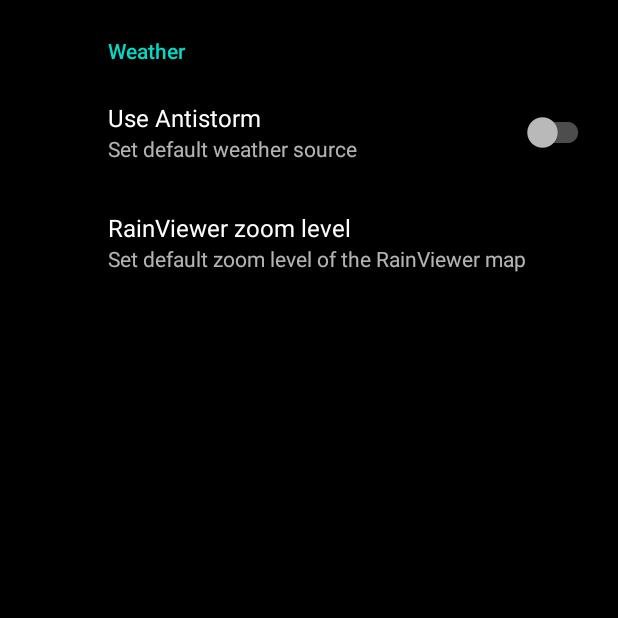
After one commit to darekbx/launcher3, an Android app: the SettingsActivity screen opened directly, with no data from a screen before it, on a phone screen of 412 x 824 dp, the top half of it. The commit adds this screen. Run offline under Robolectric (Android 15) with nearby library versions, the phone set to English and light mode, and no system bars; our stand-ins replace androidx.preference.

Commit message:
Add settings screen

```diff
--- a/app/build.gradle
+++ b/app/build.gradle
@@ -75,9 +75,12 @@ dependencies {
     implementation 'com.google.android.material:material:1.2.1'
     implementation 'androidx.constraintlayout:constraintlayout:2.0.4'
     implementation "androidx.lifecycle:lifecycle-livedata-ktx:2.2.0"
+    implementation "androidx.fragment:fragment:1.3.0"
     implementation "androidx.fragment:fragment-ktx:1.3.0"
+    implementation "androidx.activity:activity:1.2.0"
     implementation "androidx.activity:activity-ktx:1.2.0"
     implementation "androidx.datastore:datastore-preferences:1.0.0-alpha07"
+    implementation "androidx.preference:preference-ktx:1.1.1"
 
     implementation "com.squareup.okhttp3:okhttp:4.9.0"
     implementation 'com.google.code.gson:gson:2.8.6'
--- a/app/src/main/kotlin/com/darekbx/launcher3/LauncherApplication.kt
+++ b/app/src/main/kotlin/com/darekbx/launcher3/LauncherApplication.kt
@@ -14,6 +14,7 @@ import com.darekbx.launcher3.viewmodel.WeatherViewModel
 import com.darekbx.launcher3.viewmodel.ScreenOnViewModel
 import com.darekbx.launcher3.viewmodel.SunriseSunsetViewModel
 import com.darekbx.launcher3.weather.AntistormDataSource
+import com.darekbx.launcher3.weather.PositionMarker
 import com.darekbx.launcher3.weather.RainviewerDataSource
 import com.darekbx.launcher3.weather.WeatherDataSource
 import com.google.android.gms.location.FusedLocationProviderClient
@@ -43,8 +44,9 @@ class LauncherApplication : Application() {
     }
 
     val weatherModule = module {
-        single { RainviewerDataSource(get()) }
-        single { AntistormDataSource(get()) }
+        single { PositionMarker() }
+        single { RainviewerDataSource(get(), get()) }
+        single { AntistormDataSource(get(), get()) }
     }
 
     val airlyModule = module {
--- /dev/null
+++ b/app/src/main/kotlin/com/darekbx/launcher3/ui/settings/SettingsActivity.kt
@@ -0,0 +1,22 @@
+package com.darekbx.launcher3.ui.settings
+
+import android.os.Bundle
+import androidx.appcompat.app.AppCompatActivity
+import com.darekbx.launcher3.R
+
+class SettingsActivity: AppCompatActivity(R.layout.activity_settings) {
+
+    companion object {
+        val PREFERENCES_WERE_CHANGED = 100
+    }
+
+    override fun onCreate(savedInstanceState: Bundle?) {
+        super.onCreate(savedInstanceState)
+        supportFragmentManager
+            .beginTransaction()
+            .replace(R.id.settings_fragment, SettingsFragment().apply {
+                onPreferenceChangedListener = { setResult(PREFERENCES_WERE_CHANGED) }
+            })
+            .commit()
+    }
+}
--- /dev/null
+++ b/app/src/main/kotlin/com/darekbx/launcher3/ui/settings/SettingsFragment.kt
@@ -0,0 +1,30 @@
+package com.darekbx.launcher3.ui.settings
+
+import android.content.SharedPreferences
+import android.os.Bundle
+import androidx.preference.PreferenceFragmentCompat
+import com.darekbx.launcher3.R
+
+class SettingsFragment : PreferenceFragmentCompat(),
+    SharedPreferences.OnSharedPreferenceChangeListener {
+
+    var onPreferenceChangedListener : (() -> Unit) = { }
+
+    override fun onCreatePreferences(savedInstanceState: Bundle?, rootKey: String?) {
+        setPreferencesFromResource(R.xml.preferences, rootKey)
+    }
+
+    override fun onSharedPreferenceChanged(sharedPreferences: SharedPreferences?, key: String?) {
+        onPreferenceChangedListener()
+    }
+
+    override fun onResume() {
+        super.onResume()
+        preferenceManager.sharedPreferences.registerOnSharedPreferenceChangeListener(this)
+    }
+
+    override fun onPause() {
+        super.onPause()
+        preferenceManager.sharedPreferences.unregisterOnSharedPreferenceChangeListener(this)
+    }
+}
--- a/app/src/main/kotlin/com/darekbx/launcher3/viewmodel/SunriseSunsetViewModel.kt
+++ b/app/src/main/kotlin/com/darekbx/launcher3/viewmodel/SunriseSunsetViewModel.kt
@@ -34,5 +34,9 @@ class SunriseSunsetViewModel(
         return null
     }
 
-    private fun Calendar.toFormattedTime() = "${get(Calendar.HOUR_OF_DAY)}:${get(Calendar.MINUTE)}"
+    private fun Calendar.toFormattedTime(): String {
+        val hour = get(Calendar.HOUR_OF_DAY).toString()
+        val minute = get(Calendar.MINUTE).toString()
+        return "${hour.padStart(2, '0')}:${minute.padStart(2, '0')}"
+    }
 }
--- /dev/null
+++ b/app/src/main/res/layout/activity_settings.xml
@@ -0,0 +1,20 @@
+<?xml version="1.0" encoding="utf-8"?>
+<androidx.constraintlayout.widget.ConstraintLayout
+    xmlns:android="http://schemas.android.com/apk/res/android"
+    xmlns:app="http://schemas.android.com/apk/res-auto"
+    xmlns:tools="http://schemas.android.com/tools"
+    android:layout_width="match_parent"
+    android:layout_height="match_parent"
+    tools:context=".ui.settings.SettingsActivity">
+
+    <androidx.fragment.app.FragmentContainerView
+        android:id="@+id/settings_fragment"
+        android:layout_width="0dp"
+        android:layout_height="0dp"
+        app:layout_constraintTop_toTopOf="parent"
+        app:layout_constraintStart_toStartOf="parent"
+        app:layout_constraintEnd_toEndOf="parent"
+        app:layout_constraintBottom_toBottomOf="parent"
+        />
+
+</androidx.constraintlayout.widget.ConstraintLayout>
--- a/app/src/main/res/layout/fragment_airly.xml
+++ b/app/src/main/res/layout/fragment_airly.xml
@@ -19,7 +19,7 @@
     <com.darekbx.launcher3.ui.airly.MeasurementsLayout
         android:id="@+id/measurement_layout"
         android:layout_width="160dp"
-        android:layout_height="60dp"
+        android:layout_height="100dp"
         app:layout_constraintTop_toBottomOf="@id/limits"
         app:layout_constraintStart_toStartOf="@id/limits" />
 
--- a/app/src/main/res/values/strings.xml
+++ b/app/src/main/res/values/strings.xml
@@ -7,4 +7,12 @@
     <string name="screen_on_format">Screen on: %s</string>
     <string name="sunrise_format">Sunrise: %s</string>
     <string name="sunset_format">Sunset: %s</string>
+    <string name="use_antistorm">Antistorm</string>
+    <string name="use_rainviewer">RainViewer</string>
+
+    <string name="preferences_weather">Weather</string>
+    <string name="preferences_use_antistorm">Use Antistorm</string>
+    <string name="preferences_use_antistorm_summary">Set default weather source</string>
+    <string name="preferences_rainview_zoom">RainViewer zoom level</string>
+    <string name="preferences_rainview_zoom_summary">Set default zoom level of the RainViewer map</string>
 </resources>
--- a/app/src/main/res/values/styles.xml
+++ b/app/src/main/res/values/styles.xml
@@ -13,5 +13,9 @@
         <item name="android:textSize">8sp</item>
         <item name="android:typeface">monospace</item>
     </style>
+    <style name="weatherLabel">
+        <item name="android:textSize">8sp</item>
+        <item name="android:typeface">monospace</item>
+    </style>
 
 </resources>
--- a/app/src/main/res/values/themes.xml
+++ b/app/src/main/res/values/themes.xml
@@ -1,15 +1,15 @@
 <resources xmlns:tools="http://schemas.android.com/tools">
     <!-- Base application theme. -->
-    <style name="Theme.Launcher3" parent="Theme.MaterialComponents.DayNight.NoActionBar">
+    <style name="Theme.Launcher3" parent="Theme.MaterialComponents.NoActionBar">
         <item name="android:windowBackground">@color/black</item>
         <!-- Primary brand color. -->
         <item name="colorPrimary">@color/purple_200</item>
         <item name="colorPrimaryVariant">@color/purple_700</item>
-        <item name="colorOnPrimary">@color/black</item>
+        <item name="colorOnPrimary">@color/white</item>
         <!-- Secondary brand color. -->
         <item name="colorSecondary">@color/teal_200</item>
         <item name="colorSecondaryVariant">@color/teal_200</item>
-        <item name="colorOnSecondary">@color/black</item>
+        <item name="colorOnSecondary">@color/white</item>
         <!-- Status bar color. -->
         <item name="android:statusBarColor" tools:targetApi="l">@color/black</item>
         <!-- Customize your theme here. -->
--- /dev/null
+++ b/app/src/main/res/xml/preferences.xml
@@ -0,0 +1,19 @@
+<?xml version="1.0" encoding="utf-8"?>
+<PreferenceScreen xmlns:app="http://schemas.android.com/apk/res-auto"
+    xmlns:android="http://schemas.android.com/apk/res/android">
+
+    <PreferenceCategory
+        android:title="@string/preferences_weather">
+        <SwitchPreferenceCompat
+            android:key="use_antistorm"
+            android:title="@string/preferences_use_antistorm"
+            android:summary="@string/preferences_use_antistorm_summary"
+            />
+        <EditTextPreference
+            android:key="rainview_zoom"
+            android:title="@string/preferences_rainview_zoom"
+            android:summary="@string/preferences_rainview_zoom_summary"
+            />
+    </PreferenceCategory>
+
+</PreferenceScreen>
```
Also changed, not shown: app/src/main/AndroidManifest.xml (+6 -2 lines), app/src/main/kotlin/com/darekbx/launcher3/ui/MainActivity.kt (+64 -15 lines), app/src/main/kotlin/com/darekbx/launcher3/ui/weather/WeatherFragment.kt (+10 -6 lines), app/src/main/kotlin/com/darekbx/launcher3/weather/AntistormDataSource.kt (+22 -4 lines), app/src/main/kotlin/com/darekbx/launcher3/weather/PositionMarker.kt (added, +26 -0 lines), app/src/main/kotlin/com/darekbx/launcher3/weather/RainviewerDataSource.kt (+3 -19 lines), app/src/main/res/layout/activity_main.xml (+30 -1 lines).
